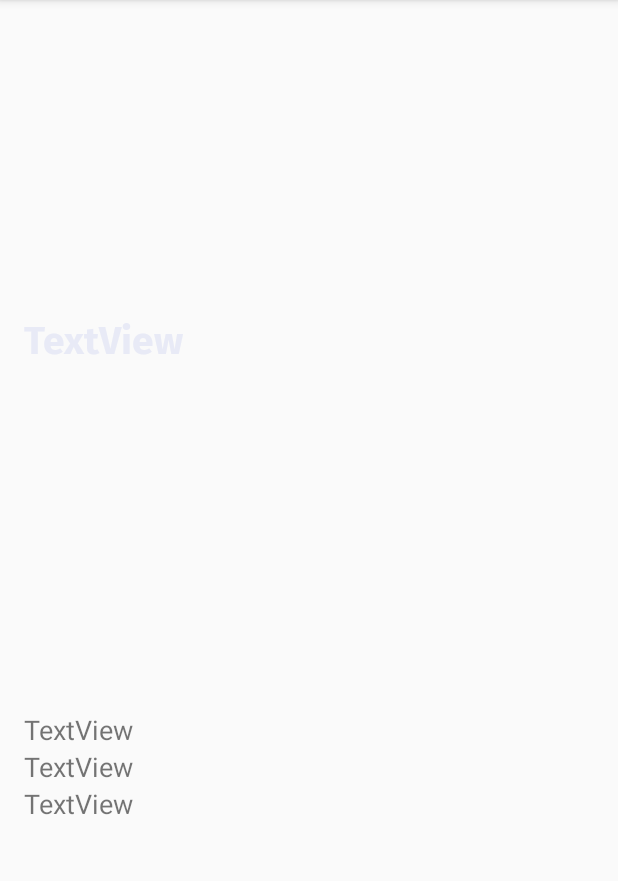
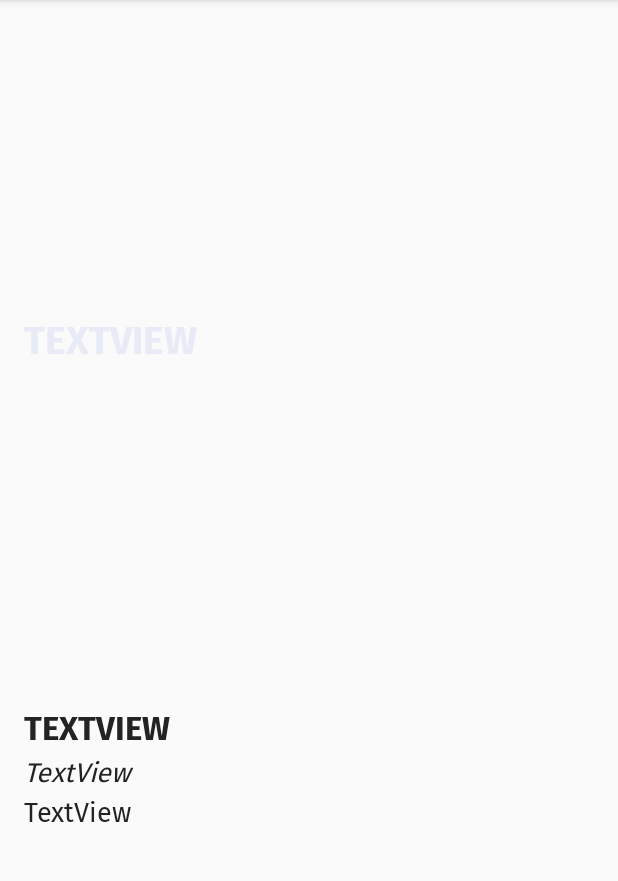
Before and after one commit to Patrick265/Collection-Android-Applications, an Android app: the Activity_detailed screen opened directly, with no data from a screen before it, on a phone screen of 412 x 824 dp, the part 84-965 px from its top. Run offline under Robolectric (Android 15) with nearby library versions, the phone set to English and light mode, and no system bars; our stand-ins replace Picasso; network calls fail; pictures from the network do not load; Roboto replaces fonts that are not available here; 5 statements that could not run were skipped.

Commit message:
[Updated] Colors

```diff
--- a/BlindWalls/app/src/main/res/layout/activity_detailed.xml
+++ b/BlindWalls/app/src/main/res/layout/activity_detailed.xml
@@ -36,6 +36,7 @@
                 android:layout_marginBottom="16dp"
                 android:fontFamily="@font/fira_sans_boldtwee"
                 android:text="TextView"
+                android:textAllCaps="true"
                 android:textColor="@color/colorText"
                 android:textSize="26sp"
                 app:layout_constraintBottom_toBottomOf="@+id/detailed_picture"
@@ -58,8 +59,11 @@
                     android:id="@+id/detailed_photographer"
                     android:layout_width="wrap_content"
                     android:layout_height="wrap_content"
+                    android:fontFamily="@font/fira_sans_bold"
                     android:text="TextView"
-                    android:textSize="18sp"
+                    android:textAllCaps="true"
+                    android:textColor="@color/colorTextBlack"
+                    android:textSize="22sp"
                     tools:layout_editor_absoluteX="16dp"
                     tools:layout_editor_absoluteY="296dp" />
 
@@ -67,15 +71,20 @@
                     android:id="@+id/detailed_year"
                     android:layout_width="match_parent"
                     android:layout_height="wrap_content"
+                    android:fontFamily="@font/fira_sans"
                     android:text="TextView"
-                    android:textSize="18sp" />
+                    android:textColor="@color/colorTextBlack"
+                    android:textSize="18sp"
+                    android:textStyle="italic" />
 
                 <TextView
                     android:id="@+id/detailed_description"
                     android:layout_width="match_parent"
                     android:layout_height="wrap_content"
+                    android:fontFamily="@font/fira_sans"
                     android:text="TextView"
-                    android:textSize="18sp" />
+                    android:textSize="18sp"
+                    android:textColor="@color/colorTextBlack"/>
             </LinearLayout>
         </android.support.constraint.ConstraintLayout>
     </ScrollView>
--- a/BlindWalls/app/src/main/res/values/colors.xml
+++ b/BlindWalls/app/src/main/res/values/colors.xml
@@ -4,5 +4,6 @@
     <color name="colorPrimaryDark">#303F9F</color>
     <color name="colorAccent">#9FA8DA</color>
     <color name="colorText">#E8EAF6</color>
+    <color name="colorTextBlack">#232323</color>
     <color name="colorBackground">#ebebeb</color>
 </resources>
```
Also changed, not shown: BlindWalls/app/src/main/res/layout/activity_main_cell_list.xml (+7 -4 lines).
